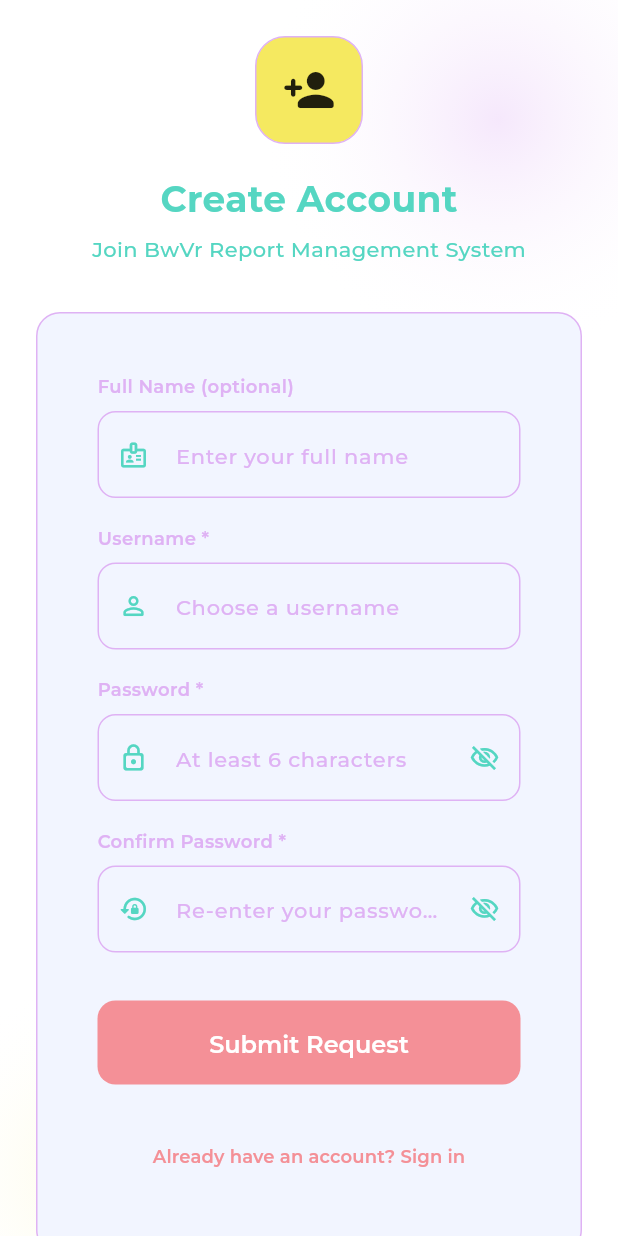
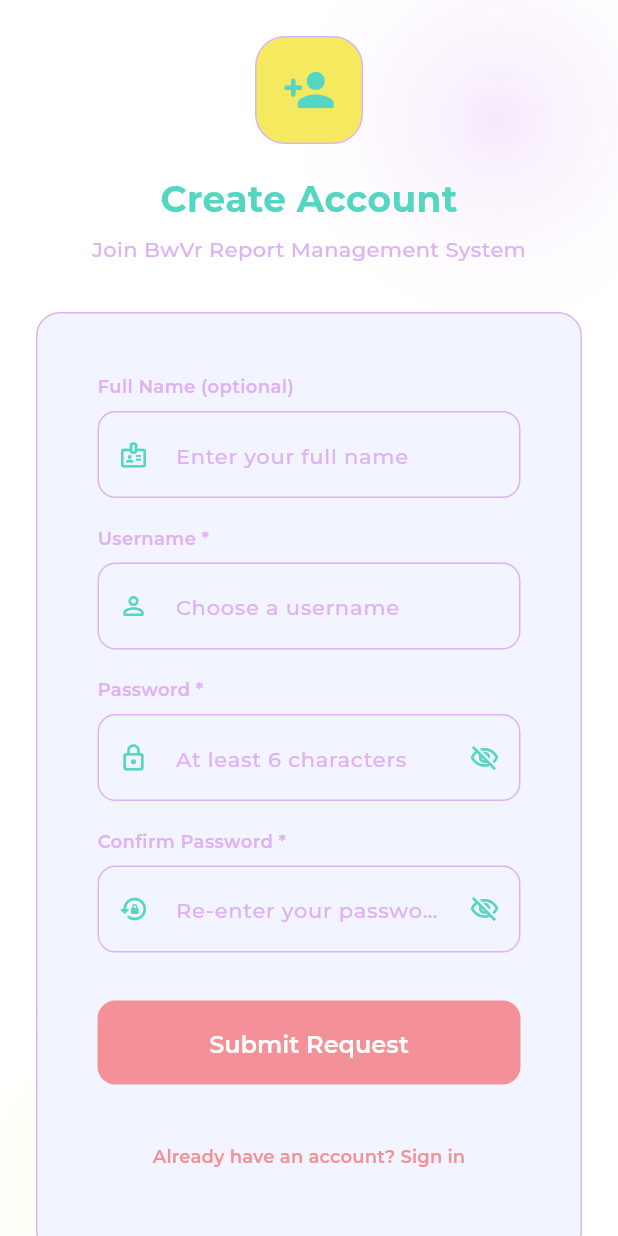
Before and after one commit to mnagamallikmail-ui/Pro_Valuer, a Flutter app: the SignupScreen screen opened by its route, on a phone screen of 412 x 824 dp. Run offline on Flutter 3.47's test engine with Material 3 defaults, Android fonts, the phone set to English and light mode, and no system bars; our stand-ins replace connectivity_plus, dio, dotted_border, file_picker, go_router, google_fonts and 1 more; network calls fail.

Commit message:
Fix compile errors: add AppColors.textPrimary/textSecondary aliases, fix ReferenceChip API (referenceNumber -> label)

```diff
--- a/BwVrFrontend/lib/screens/reports/report_detail_screen.dart
+++ b/BwVrFrontend/lib/screens/reports/report_detail_screen.dart
@@ -145,7 +145,7 @@ class _ReportDetailContent extends StatelessWidget {
                     children: [
                       Row(
                         children: [
-                          ReferenceChip(referenceNumber: report.referenceNumber),
+                          ReferenceChip(label: report.referenceNumber),
                           const SizedBox(width: 12),
                           StatusChip(status: report.reportStatus),
                           const Spacer(),
--- a/BwVrFrontend/lib/screens/reports/report_edit_screen.dart
+++ b/BwVrFrontend/lib/screens/reports/report_edit_screen.dart
@@ -188,7 +188,7 @@ class _ReportEditScreenState extends State<ReportEditScreen> {
                   label: const Text('Back'),
                 ),
                 const SizedBox(width: 24),
-                ReferenceChip(referenceNumber: r.referenceNumber),
+                ReferenceChip(label: r.referenceNumber),
                 const Spacer(),
                 if (_hasChanges)
                   Padding(
--- a/BwVrFrontend/lib/theme/app_colors.dart
+++ b/BwVrFrontend/lib/theme/app_colors.dart
@@ -1,4 +1,4 @@
-import 'package:flutter/material.dart';
+import "package:flutter/material.dart";
 
 class AppColors {
   // Backgrounds & Surfaces
@@ -6,20 +6,22 @@ class AppColors {
   static const Color surface = Color(0xFFF2F5FF);        // Ghost White
 
   // Primary Text, Headers & Icons
-  static const Color primaryText = Color(0xFF55D6C2);    // Turquoise - Crisp for headers
+  static const Color primaryText = Color(0xFF55D6C2);    // Turquoise
+  static const Color textPrimary = Color(0xFF55D6C2);    // Alias for compatibility
 
   // Brand / Primary Action
-  static const Color primary = Color(0xFFF49097);        // Salmon Pink - Buttons
+  static const Color primary = Color(0xFFF49097);        // Salmon Pink
 
   // Highlights
-  static const Color secondary = Color(0xFFF5E960);      // Corn Yellow - Accents
+  static const Color secondary = Color(0xFFF5E960);      // Corn Yellow
 
   // Subtle Elements
-  static const Color accent = Color(0xFFDFB2F4);         // Lilac - Dividers / Secondary text
+  static const Color accent = Color(0xFFDFB2F4);         // Lilac
+  static const Color textSecondary = Color(0xFFDFB2F4);  // Alias for compatibility
   static const Color border = Color(0xFFDFB2F4);         // Lilac
 
-  // Semantic for continuity
-  static const Color error = Color(0xFFF49097);          // Salmon Pink
-  static const Color success = Color(0xFF55D6C2);        // Turquoise
-  static const Color warning = Color(0xFFF5E960);        // Corn Yellow
+  // Semantic
+  static const Color error = Color(0xFFF49097);
+  static const Color success = Color(0xFF55D6C2);
+  static const Color warning = Color(0xFFF5E960);
 }
```
